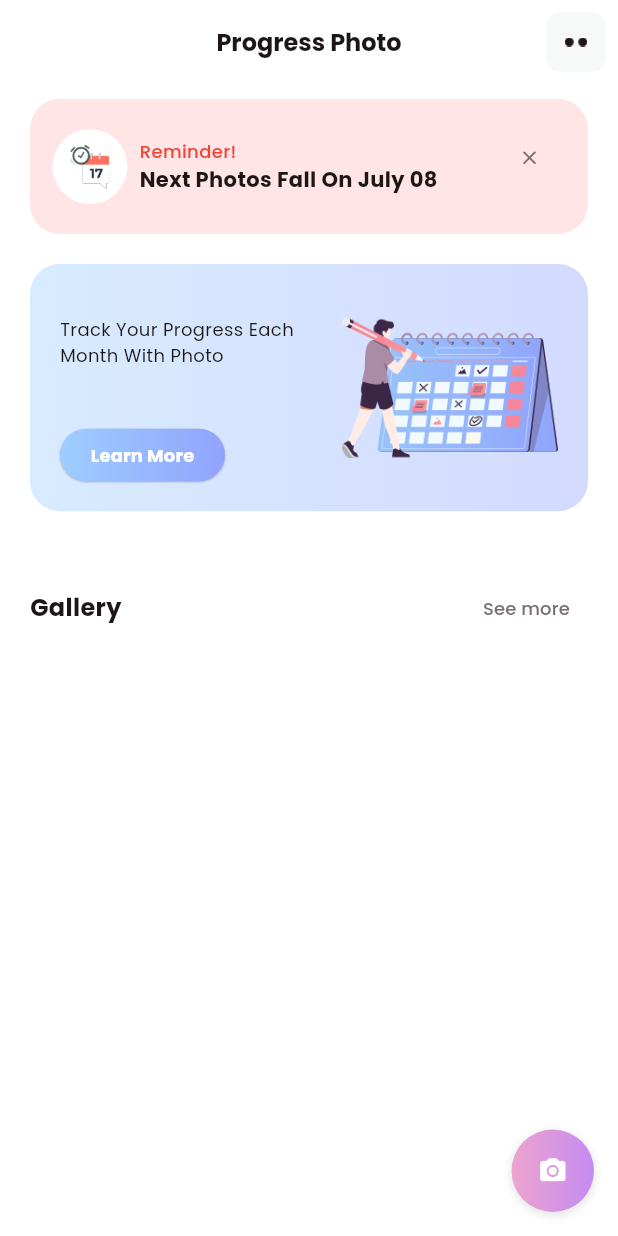
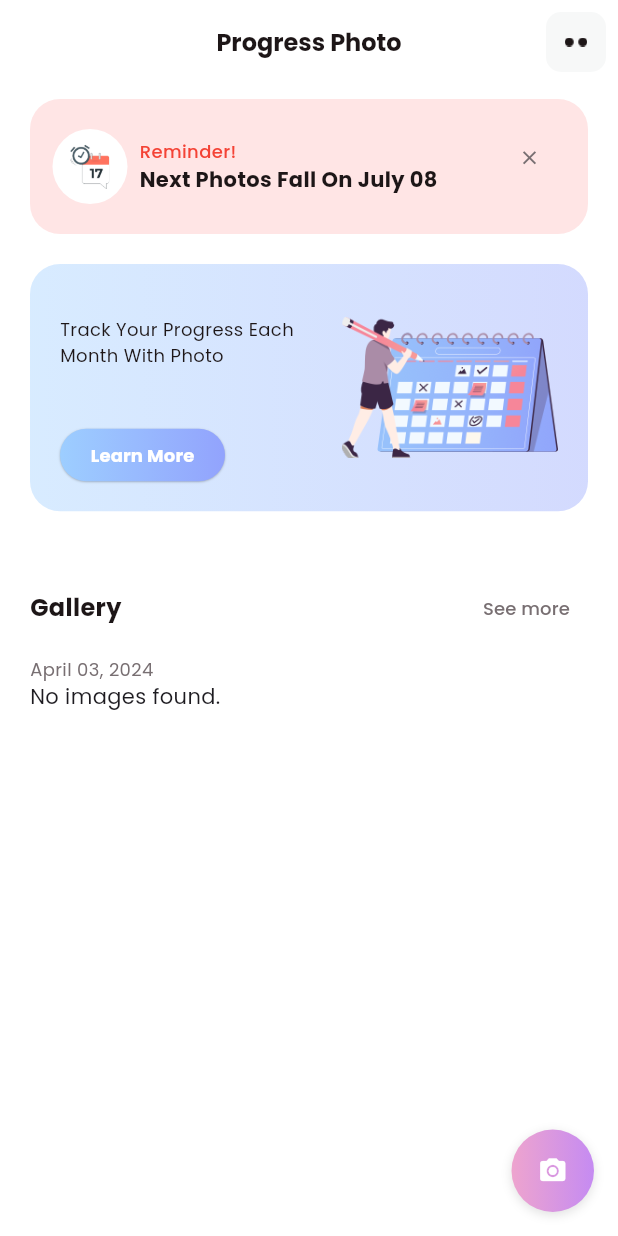
Before and after one commit to cyan-vm/xxemedy, a Flutter app: the screen it shows after launch, on a phone screen of 412 x 824 dp. Run offline on Flutter 3.47's test engine with Material 3 defaults, Android fonts, the phone set to English and light mode, and no system bars; our stand-ins replace animated_toggle_switch, carousel_slider, cloud_firestore, firebase_core, firebase_crashlytics, firebase_storage and 5 more; missing offline and left inert: dotted_dashed_line, simple_animation_progress_bar; accounts and stored records are empty; key blocks and very long unbroken strings in the code were emptied for the run.

Commit message:
Scrollable 1 row image gallery

```diff
--- a/lib/view/home/galleryView.dart
+++ b/lib/view/home/galleryView.dart
@@ -30,6 +30,7 @@ class _PhotoProgressViewState extends State<PhotoProgressView> {
   @override
   Widget build(BuildContext context) {
     var media = MediaQuery.of(context).size;
+    String currentDate = DateFormat('MMMM dd, yyyy').format(DateTime.now());
     return Scaffold(
       appBar: AppBar(
         backgroundColor: TColor.white,
@@ -40,7 +41,9 @@ class _PhotoProgressViewState extends State<PhotoProgressView> {
         title: Text(
           "Progress Photo",
           style: TextStyle(
-              color: TColor.black, fontSize: 16, fontWeight: FontWeight.w700),
+              color: TColor.black,
+              fontSize: 16,
+              fontWeight: FontWeight.w700),
         ),
         actions: [
           InkWell(
@@ -72,8 +75,8 @@ class _PhotoProgressViewState extends State<PhotoProgressView> {
               crossAxisAlignment: CrossAxisAlignment.start,
               children: [
                 Padding(
-                  padding:
-                      const EdgeInsets.symmetric(vertical: 10, horizontal: 20),
+                  padding: const EdgeInsets.symmetric(
+                      vertical: 10, horizontal: 20),
                   child: Container(
                     width: double.maxFinite,
                     padding: const EdgeInsets.all(15),
@@ -116,7 +119,8 @@ class _PhotoProgressViewState extends State<PhotoProgressView> {
                                     fontSize: 14,
                                     fontWeight: FontWeight.w700),
                               ),
-                              ]),
+                            ],
+                          ),
                         ),
                         Container(
                             height: 60,
@@ -133,8 +137,8 @@ class _PhotoProgressViewState extends State<PhotoProgressView> {
                   ),
                 ),
                 Padding(
-                  padding:
-                      const EdgeInsets.symmetric(vertical: 10, horizontal: 20),
+                  padding: const EdgeInsets.symmetric(
+                      vertical: 10, horizontal: 20),
                   child: Container(
                     width: double.maxFinite,
                     padding: const EdgeInsets.all(20),
@@ -170,7 +174,8 @@ class _PhotoProgressViewState extends State<PhotoProgressView> {
                                   fontSize: 12,
                                   onPressed: () {}),
                             )
-                            ]),
+                          ],
+                        ),
                         Image.asset(
                           "assets/img/progress_each_photo.png",
                           width: media.width * 0.35,
@@ -183,9 +188,12 @@ class _PhotoProgressViewState extends State<PhotoProgressView> {
                   height: media.width * 0.05,
                 ),
                 Padding(
-                  padding:
-                      const EdgeInsets.symmetric(vertical: 10, horizontal: 20),
-                  child: Row(
+                  padding: const EdgeInsets.symmetric(
+                      vertical: 10, horizontal: 20),
+                  child: Column(
+                    crossAxisAlignment: CrossAxisAlignment.start,
+                    children: [
+                      Row(
                         mainAxisAlignment: MainAxisAlignment.spaceBetween,
                         children: [
                           Text(
@@ -193,17 +201,82 @@ class _PhotoProgressViewState extends State<PhotoProgressView> {
                             style: TextStyle(
                               color: TColor.black,
                               fontSize: 16,
-                            fontWeight: FontWeight.w700),
+                              fontWeight: FontWeight.w700,
+                            ),
                           ),
                           TextButton(
                             onPressed: () {},
                             child: Text(
                               "See more",
-                            style: TextStyle(color: TColor.gray, fontSize: 12),
-                          ))
+                              style: TextStyle(
+                                  color: TColor.gray, fontSize: 12),
+                            ),
+                          ),
                         ],
                       ),
+                      SizedBox(
+                        height: 8,
+                      ), // Adjust the height between the Row and the text below
+                      Text(
+                        currentDate,
+                        style: TextStyle(
+                          color: TColor.gray,
+                          fontSize: 12,
                         ),
+                      ),
+                      SizedBox(
+                        height: 100,
+                        child: SingleChildScrollView(
+                          scrollDirection: Axis.horizontal,
+                          child: StreamBuilder<QuerySnapshot>(
+                            stream: _reference.snapshots(),
+                            builder: (context, snapshot) {
+                              if (snapshot.hasError) {
+                                return Text('Error: ${snapshot.error}');
+                              }
+
+                              if (snapshot.connectionState ==
+                                  ConnectionState.waiting) {
+                                return CircularProgressIndicator(); // Placeholder while loading
+                              }
+
+                              // If there are no images
+                              if (snapshot.data == null ||
+                                  snapshot.data!.docs.isEmpty) {
+                                return Text('No images found.');
+                              }
+
+                              // Display images
+                              return Row(
+                                children: snapshot.data!.docs.map((doc) {
+                                  var imageUrl = doc['imageUrl'];
+                                  return Container(
+                                    margin: const EdgeInsets.symmetric(
+                                        horizontal: 4),
+                                    width: 100,
+                                    decoration: BoxDecoration(
+                                      color: TColor.lightGray,
+                                      borderRadius: BorderRadius.circular(10),
+                                    ),
+                                    child: ClipRRect(
+                                      borderRadius: BorderRadius.circular(10),
+                                      child: Image.network(
+                                        imageUrl,
+                                        width: 100,
+                                        height: 100,
+                                        fit: BoxFit.cover,
+                                      ),
+                                    ),
+                                  );
+                                }).toList(),
+                              );
+                            },
+                          ),
+                        ),
+                      ),
+                    ],
+                  ),
+                )
               ],
             ),
             SizedBox(
@@ -240,8 +313,7 @@ class _PhotoProgressViewState extends State<PhotoProgressView> {
               gradient: LinearGradient(colors: TColor.secondaryG),
               borderRadius: BorderRadius.circular(27.5),
               boxShadow: const [
-                BoxShadow(
-                    color: Colors.black12, blurRadius: 5, offset: Offset(0, 2))
+                BoxShadow(color: Colors.black12, blurRadius: 5, offset: Offset(0, 2))
               ]),
           alignment: Alignment.center,
           child: Icon(
```
Lines whose indentation alone changed are shown as unchanged.
